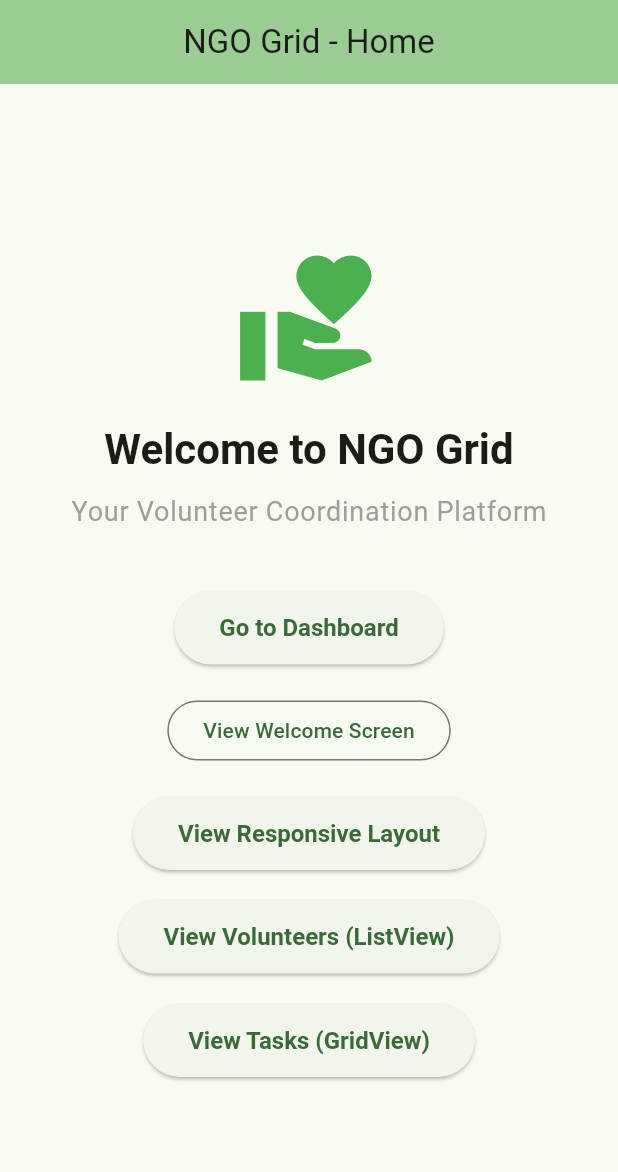
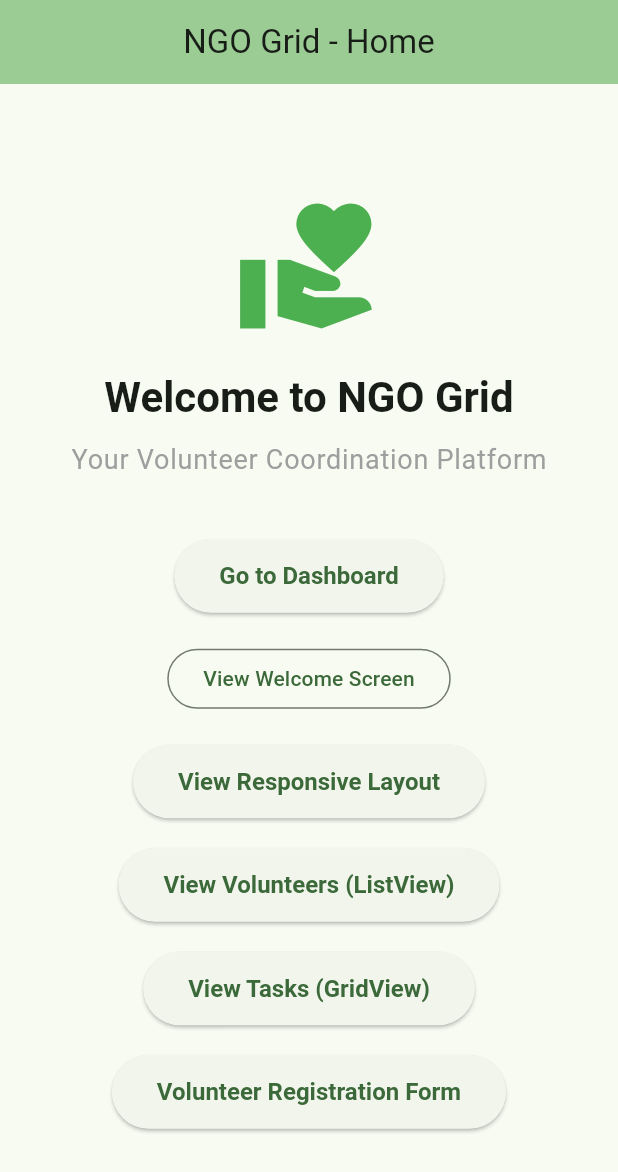
Before and after one commit to kalviumcommunity/S75-0226-NGOGrid-Flutter-FireBase-GoogleCloud, a Flutter app: the screen it shows after launch, on a phone screen of 412 x 824 dp. Shown: the top 1172 px of the screen. Run offline on Flutter 3.47's test engine with Material 3 defaults, Android fonts, the phone set to English and light mode, and no system bars; our stand-ins replace firebase_core; accounts and stored records are empty.

Commit message:
feat: implemented volunteer registration form using TextFormField and validation (3.20)

```diff
--- a/ngo_grid_app/lib/main.dart
+++ b/ngo_grid_app/lib/main.dart
@@ -1,7 +1,7 @@
 import 'package:flutter/material.dart';
 import 'package:firebase_core/firebase_core.dart';
 import 'firebase_options.dart';
-
+import 'screens/volunteer_form_screen.dart';
 import 'screens/home_screen.dart';
 import 'screens/dashboard_screen.dart';
 import 'screens/welcome_screen.dart';
@@ -77,6 +77,7 @@ class MyApp extends StatelessWidget {
         '/responsive': (context) => const ResponsiveLayout(),
         '/volunteers': (context) => const VolunteerListScreen(),
         '/tasks': (context) => const TaskGridScreen(),
+        '/form': (context) => const VolunteerFormScreen(),
       },
     );
   }
--- a/ngo_grid_app/lib/screens/home_screen.dart
+++ b/ngo_grid_app/lib/screens/home_screen.dart
@@ -23,9 +23,11 @@ class HomeScreen extends StatelessWidget {
               ),
               const SizedBox(height: 20),
 
-              Text('Welcome to NGO Grid',
-             style: Theme.of(context).textTheme.headlineLarge,
-            ),
+              Text(
+                'Welcome to NGO Grid',
+                style: Theme.of(context).textTheme.headlineLarge,
+              ),
+
               const SizedBox(height: 10),
 
               Text(
@@ -40,16 +42,7 @@ class HomeScreen extends StatelessWidget {
                 onPressed: () {
                   Navigator.pushNamed(context, '/dashboard');
                 },
-                style: ElevatedButton.styleFrom(
-                  padding: const EdgeInsets.symmetric(
-                    horizontal: 30,
-                    vertical: 15,
-                  ),
-                ),
-                child: const Text(
-                  'Go to Dashboard',
-                  style: TextStyle(fontSize: 16),
-                ),
+                child: const Text('Go to Dashboard'),
               ),
 
               const SizedBox(height: 20),
@@ -84,12 +77,22 @@ class HomeScreen extends StatelessWidget {
 
               const SizedBox(height: 20),
 
-
+              // 🔥 3.18 – GridView
               ElevatedButton(
                 onPressed: () {
                   Navigator.pushNamed(context, '/tasks');
                 },
                 child: const Text('View Tasks (GridView)'),
+              ),
+
+              const SizedBox(height: 20),
+
+              // 🔥 3.20 – Form
+              ElevatedButton(
+                onPressed: () {
+                  Navigator.pushNamed(context, '/form');
+                },
+                child: const Text('Volunteer Registration Form'),
               ),
             ],
           ),
```
Also changed, not shown: ngo_grid_app/lib/screens/volunteer_form_screen.dart (added, +105 -0 lines), ngo_grid_app/pubspec.lock.
